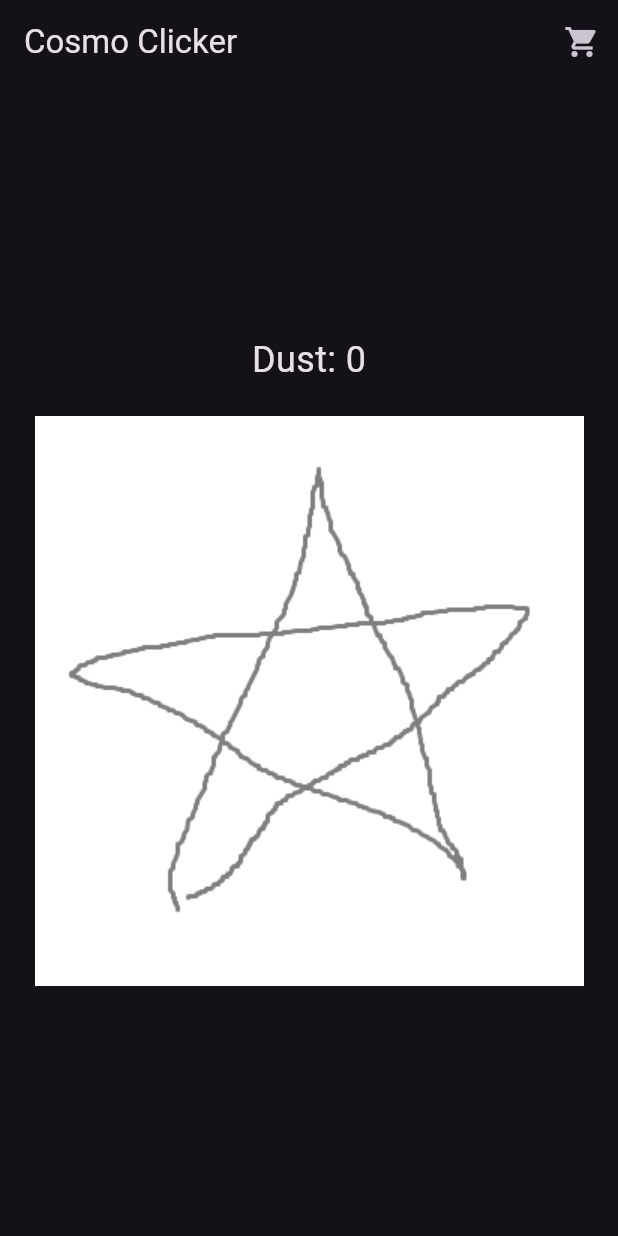
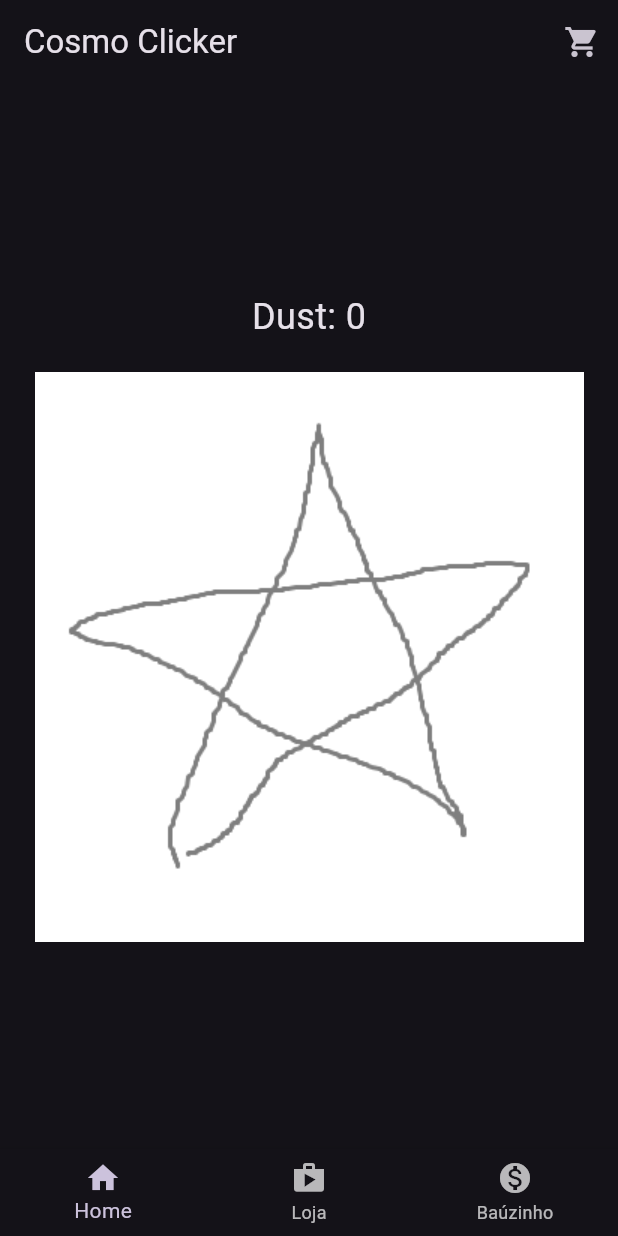
Before and after one commit to carlosyamanaka/cosmo-clicker, a Flutter app: the screen it shows after launch, on a phone screen of 412 x 824 dp. Run offline on Flutter 3.47's test engine with Material 3 defaults, Android fonts, the phone set to English and light mode, and no system bars; our stand-ins replace easy_localization, get_it, shared_preferences.

Commit message:
Navbar created

```diff
--- a/lib/app.dart
+++ b/lib/app.dart
@@ -10,7 +10,7 @@ class CosmoClickerApp extends StatelessWidget {
       title: 'Star Clicker',
       theme: ThemeData.dark(),
       debugShowCheckedModeBanner: false,
-      home: const Homepage(),
+      home: const HomePage(),
     );
   }
 }
--- /dev/null
+++ b/lib/presentation/pages/bottom_nav_bar.dart
@@ -0,0 +1,26 @@
+import 'package:flutter/material.dart';
+
+class BottomNavBar extends StatelessWidget {
+  final int selectedIndex;
+  final Function(int) onItemTapped;
+
+  const BottomNavBar({
+    super.key,
+    required this.selectedIndex,
+    required this.onItemTapped,
+  });
+
+  @override
+  Widget build(BuildContext context) {
+    return BottomNavigationBar(
+      currentIndex: selectedIndex,
+      onTap: onItemTapped,
+      items: const [
+        BottomNavigationBarItem(icon: Icon(Icons.home), label: 'Home'),
+        BottomNavigationBarItem(icon: Icon(Icons.shop), label: 'Loja'),
+        BottomNavigationBarItem(
+            icon: Icon(Icons.monetization_on), label: 'Baúzinho')
+      ],
+    );
+  }
+}
--- a/lib/presentation/pages/home_page.dart
+++ b/lib/presentation/pages/home_page.dart
@@ -1,66 +1,52 @@
-import 'package:cosmo_clicker/presentation/controllers/dust_controller.dart';
-import 'package:cosmo_clicker/presentation/controllers/stats_controller.dart';
+import 'package:cosmo_clicker/presentation/pages/bottom_nav_bar.dart';
+import 'package:cosmo_clicker/presentation/pages/chest_page.dart';
+import 'package:cosmo_clicker/presentation/pages/main_page.dart';
 import 'package:cosmo_clicker/presentation/pages/shop_page.dart';
 import 'package:flutter/material.dart';
-import 'package:get_it/get_it.dart';
 
-class Homepage extends StatefulWidget {
-  const Homepage({super.key});
+class HomePage extends StatefulWidget {
+  const HomePage({super.key});
 
   @override
-  State<Homepage> createState() => _HomepageState();
+  State<HomePage> createState() => _HomePageState();
 }
 
-class _HomepageState extends State<Homepage> {
-  late final DustController dustController;
-  late final StatsController statsController;
+class _HomePageState extends State<HomePage> {
+  final PageController _pageController = PageController();
+  int _selectedIndex = 0;
 
-  @override
-  void initState() {
-    super.initState();
-    dustController = GetIt.instance<DustController>();
-    statsController = GetIt.instance<StatsController>();
+  void _onItemTapped(int index) {
+    setState(() {
+      _selectedIndex = index;
+    });
+    _pageController.animateToPage(
+      index,
+      duration: const Duration(milliseconds: 300),
+      curve: Curves.easeInOut,
+    );
+  }
+
+  void _onPageChanged(int index) {
+    setState(() {
+      _selectedIndex = index;
+    });
   }
 
   @override
   Widget build(BuildContext context) {
     return Scaffold(
-      appBar: AppBar(
-        title: const Text('Cosmo Clicker'),
-        actions: [
-          IconButton(
-            icon: const Icon(Icons.shopping_cart),
-            onPressed: () {
-              Navigator.push(
-                context,
-                MaterialPageRoute(builder: (context) => const ShopPage()),
-              );
-            },
-          ),
+      body: PageView(
+        controller: _pageController,
+        onPageChanged: _onPageChanged,
+        children: const [
+          MainPage(),
+          ShopPage(),
+          ChestPage()
         ],
       ),
-      body: Center(
-        child: ListenableBuilder(
-          listenable: Listenable.merge([dustController, statsController]),
-          builder: (context, _) {
-            return Column(
-              mainAxisAlignment: MainAxisAlignment.center,
-              children: <Widget>[
-                Text('Dust: ${dustController.value}',
-                    style: const TextStyle(fontSize: 24)),
-                const SizedBox(height: 20),
-                InkWell(
-                  onTap: () {
-                    dustController.addDust(statsController.value.dustPerClick);
-                  },
-                  child: const Image(
-                    image: AssetImage('assets/images/estrela.png'),
-                  ),
-                ),
-              ],
-            );
-          },
-        ),
+      bottomNavigationBar: BottomNavBar(
+        selectedIndex: _selectedIndex,
+        onItemTapped: _onItemTapped,
       ),
     );
   }
--- /dev/null
+++ b/lib/presentation/pages/main_page.dart
@@ -0,0 +1,67 @@
+import 'package:cosmo_clicker/presentation/controllers/dust_controller.dart';
+import 'package:cosmo_clicker/presentation/controllers/stats_controller.dart';
+import 'package:cosmo_clicker/presentation/pages/chest_page.dart';
+import 'package:flutter/material.dart';
+import 'package:get_it/get_it.dart';
+
+class MainPage extends StatefulWidget {
+  const MainPage({super.key});
+
+  @override
+  State<MainPage> createState() => _MainPageState();
+}
+
+class _MainPageState extends State<MainPage> {
+  late final DustController dustController;
+  late final StatsController statsController;
+
+  @override
+  void initState() {
+    super.initState();
+    dustController = GetIt.instance<DustController>();
+    statsController = GetIt.instance<StatsController>();
+  }
+
+  @override
+  Widget build(BuildContext context) {
+    return Scaffold(
+      appBar: AppBar(
+        title: const Text('Cosmo Clicker'),
+        actions: [
+          IconButton(
+            icon: const Icon(Icons.shopping_cart),
+            onPressed: () {
+              Navigator.push(
+                context,
+                MaterialPageRoute(builder: (context) => const ChestPage()),
+              );
+            },
+          ),
+        ],
+      ),
+      body: Center(
+        child: ListenableBuilder(
+          listenable: Listenable.merge([dustController, statsController]),
+          builder: (context, _) {
+            return Column(
+              mainAxisAlignment: MainAxisAlignment.center,
+              children: <Widget>[
+                Text('Dust: ${dustController.value}',
+                    style: const TextStyle(fontSize: 24)),
+                const SizedBox(height: 20),
+                InkWell(
+                  onTap: () {
+                    dustController.addDust(statsController.value.dustPerClick);
+                  },
+                  child: const Image(
+                    image: AssetImage('assets/images/estrela.png'),
+                  ),
+                ),
+              ],
+            );
+          },
+        ),
+      ),
+    );
+  }
+}
--- a/pubspec.yaml
+++ b/pubspec.yaml
@@ -7,6 +7,7 @@ environment:
   sdk: ^3.5.4
 
 dependencies:
+  easy_localization: ^3.0.7+1
   flutter:
     sdk: flutter
   get_it: ^8.0.3
```
Also changed, not shown: lib/presentation/pages/chest_page.dart (added, +46 -0 lines).
